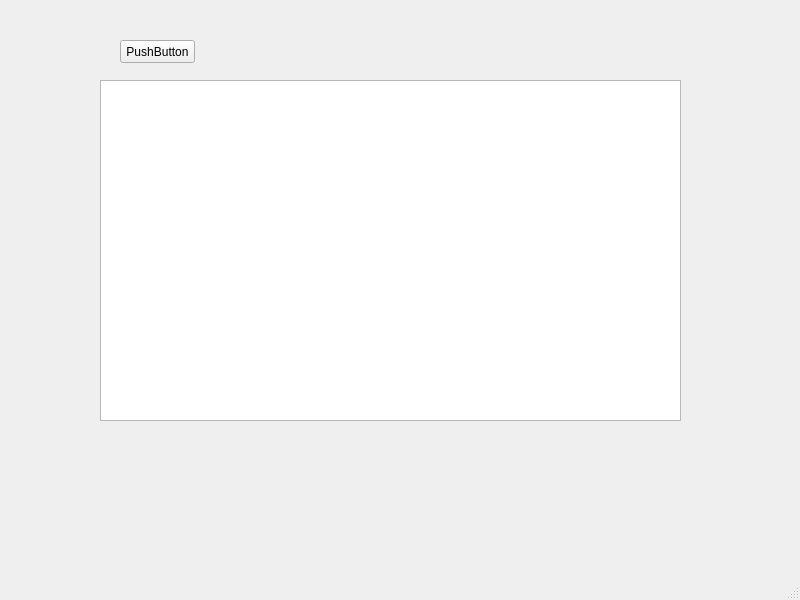
First picture: the form in test.ui, repository jindezhang/kqj, before the edit.
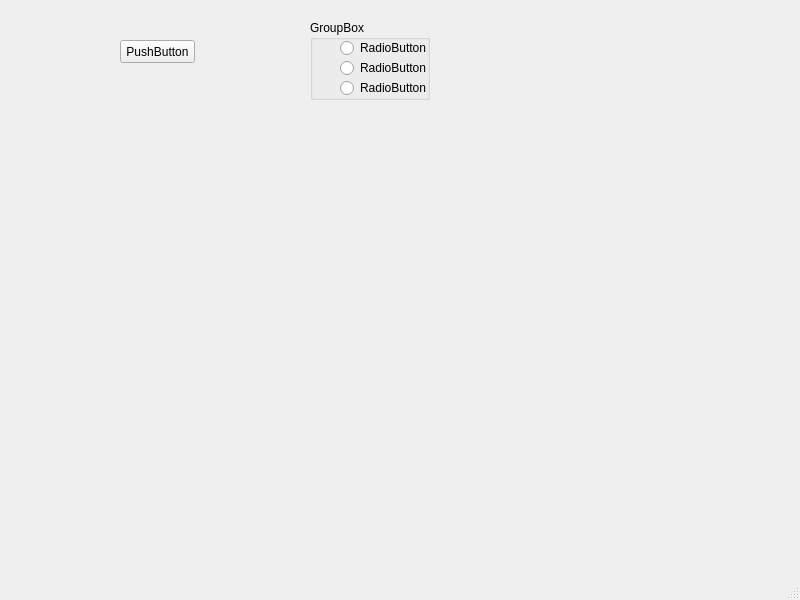
Second picture: the form after the edit.

Diff of the .ui file:
```diff
--- a/test.ui
+++ b/test.ui
@@ -14,16 +14,6 @@
    <string>MainWindow</string>
   </property>
   <widget class="QWidget" name="centralwidget">
-   <widget class="QTableView" name="table_record">
-    <property name="geometry">
-     <rect>
-      <x>100</x>
-      <y>80</y>
-      <width>581</width>
-      <height>341</height>
-     </rect>
-    </property>
-   </widget>
    <widget class="QPushButton" name="pushButton">
     <property name="geometry">
      <rect>
@@ -37,6 +27,58 @@
      <string>PushButton</string>
     </property>
    </widget>
+   <widget class="QGroupBox" name="groupBox">
+    <property name="geometry">
+     <rect>
+      <x>310</x>
+      <y>20</y>
+      <width>120</width>
+      <height>80</height>
+     </rect>
+    </property>
+    <property name="title">
+     <string>GroupBox</string>
+    </property>
+    <widget class="QRadioButton" name="radioButton">
+     <property name="geometry">
+      <rect>
+       <x>30</x>
+       <y>20</y>
+       <width>89</width>
+       <height>16</height>
+      </rect>
+     </property>
+     <property name="text">
+      <string>RadioButton</string>
+     </property>
+    </widget>
+    <widget class="QRadioButton" name="radioButton_2">
+     <property name="geometry">
+      <rect>
+       <x>30</x>
+       <y>40</y>
+       <width>89</width>
+       <height>16</height>
+      </rect>
+     </property>
+     <property name="text">
+      <string>RadioButton</string>
+     </property>
+    </widget>
+    <widget class="QRadioButton" name="radioButton_3">
+     <property name="geometry">
+      <rect>
+       <x>30</x>
+       <y>60</y>
+       <width>89</width>
+       <height>16</height>
+      </rect>
+     </property>
+     <property name="text">
+      <string>RadioButton</string>
+     </property>
+    </widget>
+   </widget>
   </widget>
   <widget class="QMenuBar" name="menubar">
    <property name="geometry">
```
